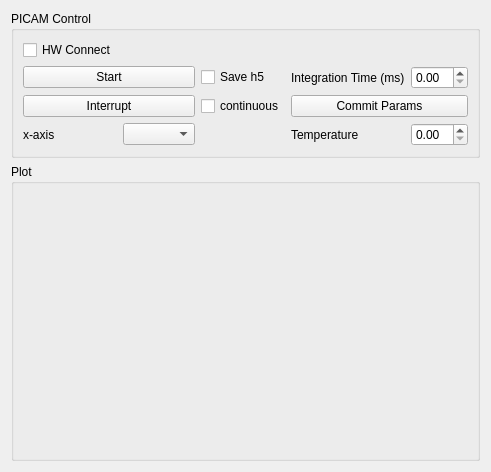
UBene/HW_srs_sg380, file ScopeFoundryHW/picam/picam_readout.ui: the form before one commit.
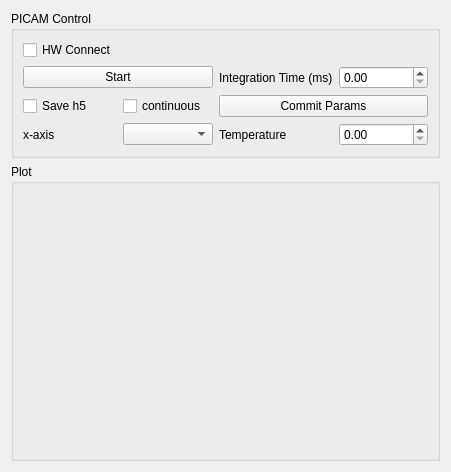
The form after the commit.

Commit message: [picam_readout] got rid of interup pushButton

```diff
--- a/ScopeFoundryHW/picam/picam_readout.ui
+++ b/ScopeFoundryHW/picam/picam_readout.ui
@@ -27,13 +27,6 @@
         </property>
        </widget>
       </item>
-      <item row="2" column="0" colspan="2">
-       <widget class="QPushButton" name="interrupt_pushButton">
-        <property name="text">
-         <string>Interrupt</string>
-        </property>
-       </widget>
-      </item>
       <item row="3" column="0">
        <widget class="QLabel" name="label_3">
         <property name="text">
@@ -51,13 +44,6 @@
         </property>
        </widget>
       </item>
-      <item row="2" column="2">
-       <widget class="QCheckBox" name="continuous_checkBox">
-        <property name="text">
-         <string>continuous</string>
-        </property>
-       </widget>
-      </item>
       <item row="2" column="3" colspan="2">
        <widget class="QPushButton" name="commit_pushButton">
         <property name="text">
@@ -68,13 +54,6 @@
       <item row="1" column="4">
        <widget class="QDoubleSpinBox" name="int_time_doubleSpinBox"/>
       </item>
-      <item row="1" column="2">
-       <widget class="QCheckBox" name="save_h5_checkBox">
-        <property name="text">
-         <string>Save h5</string>
-        </property>
-       </widget>
-      </item>
       <item row="1" column="3">
        <widget class="QLabel" name="label">
         <property name="text">
@@ -92,6 +71,20 @@
       <item row="3" column="4">
        <widget class="QDoubleSpinBox" name="temp_doubleSpinBox"/>
       </item>
+      <item row="2" column="0">
+       <widget class="QCheckBox" name="save_h5_checkBox">
+        <property name="text">
+         <string>Save h5</string>
+        </property>
+       </widget>
+      </item>
+      <item row="2" column="1">
+       <widget class="QCheckBox" name="continuous_checkBox">
+        <property name="text">
+         <string>continuous</string>
+        </property>
+       </widget>
+      </item>
      </layout>
     </widget>
    </item>
```
The commit also changes 1 other file.
